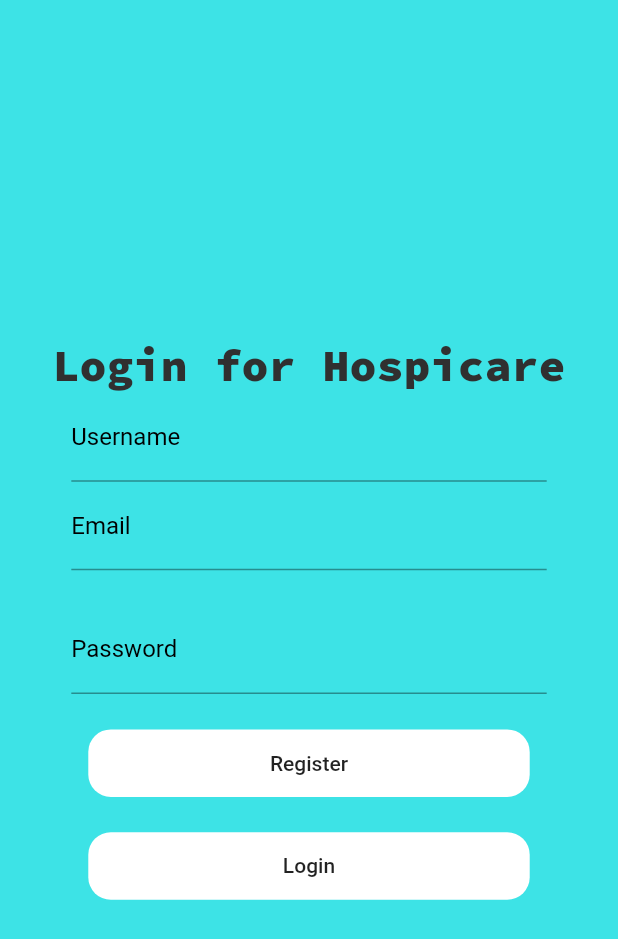
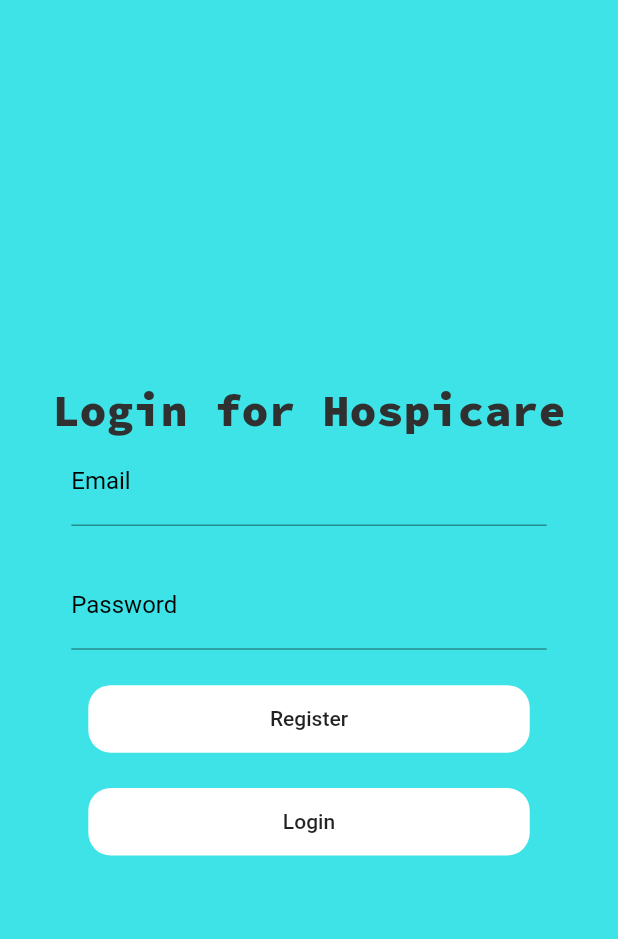
Before and after one commit to Tense-Turtles/MedProdigy-app, a Flutter app: the screen it shows after launch, on a phone screen of 412 x 824 dp. Shown: the top 939 px of the screen. Run offline on Flutter 3.47's test engine with Material 2 defaults, Android fonts, the phone set to English and light mode, and no system bars; our stand-ins replace cloud_firestore, firebase_auth, firebase_core; accounts and stored records are empty.

Commit message:
Fixed import path bug

```diff
--- a/lib/ui/authentication.dart
+++ b/lib/ui/authentication.dart
@@ -36,23 +36,6 @@ class _AuthenticationState extends State<Authentication> {
                     fontStyle: FontStyle.normal,
                     fontFamily: 'SourceCodePro',
                     fontSize: 30),
-              ),
-            ),
-            Container(
-              width: MediaQuery.of(context).size.width / 1.3,
-              child: TextFormField(
-                style: TextStyle(color: Color.fromARGB(255, 0, 0, 0)),
-                controller: _usename,
-                decoration: InputDecoration(
-                  hintText: "Enter Username",
-                  hintStyle: TextStyle(
-                    color: Color.fromARGB(255, 116, 116, 116),
-                  ),
-                  labelText: "Username",
-                  labelStyle: TextStyle(
-                    color: Color.fromARGB(255, 0, 0, 0),
-                  ),
-                ),
               ),
             ),
             Container(
--- a/lib/ui/home_view.dart
+++ b/lib/ui/home_view.dart
@@ -1,7 +1,6 @@
 import 'package:cloud_firestore/cloud_firestore.dart';
 import 'package:firebase_auth/firebase_auth.dart';
 import 'package:flutter/material.dart';
-import 'package:path//Users/thanmaisai/Hospicare-Project/lib/ui/authentication.dart';
 
 class HomeView extends StatefulWidget {
   HomeView({Key? key}) : super(key: key);
```
